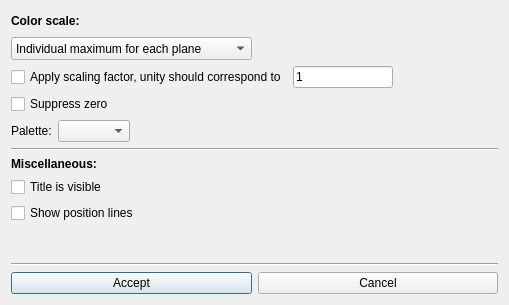
Old version of the form ants3bundle/src/ants3/gui/graph/aviewer3dsettingsdialog.ui in the repository andrmor/ANTS3bundle.
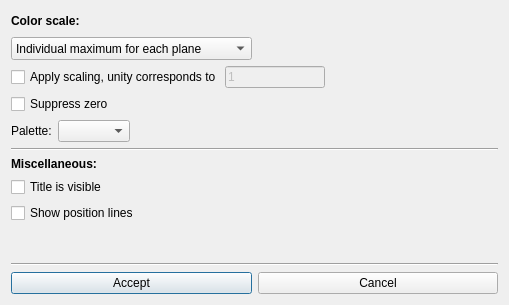
New version of the form.

```diff
--- a/ants3bundle/src/ants3/gui/graph/aviewer3dsettingsdialog.ui
+++ b/ants3bundle/src/ants3/gui/graph/aviewer3dsettingsdialog.ui
@@ -268,12 +268,15 @@
       <item>
        <widget class="QCheckBox" name="checkBox">
         <property name="text">
-         <string>Apply scaling factor, unity should correspond to </string>
+         <string>Apply scaling, unity corresponds to</string>
         </property>
        </widget>
       </item>
       <item>
        <widget class="QLineEdit" name="ledColorScaleUnity">
+        <property name="enabled">
+         <bool>false</bool>
+        </property>
         <property name="maximumSize">
          <size>
           <width>100</width>
```
Left out of the diff: 18 changed lines with no effect on the pictures.
